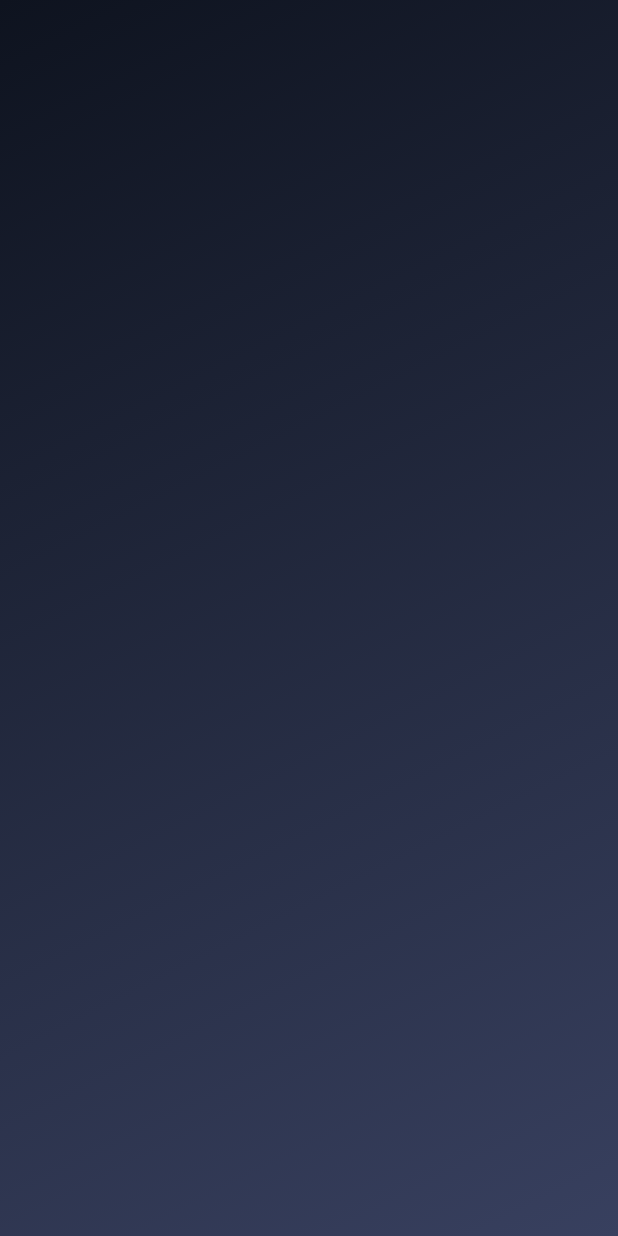
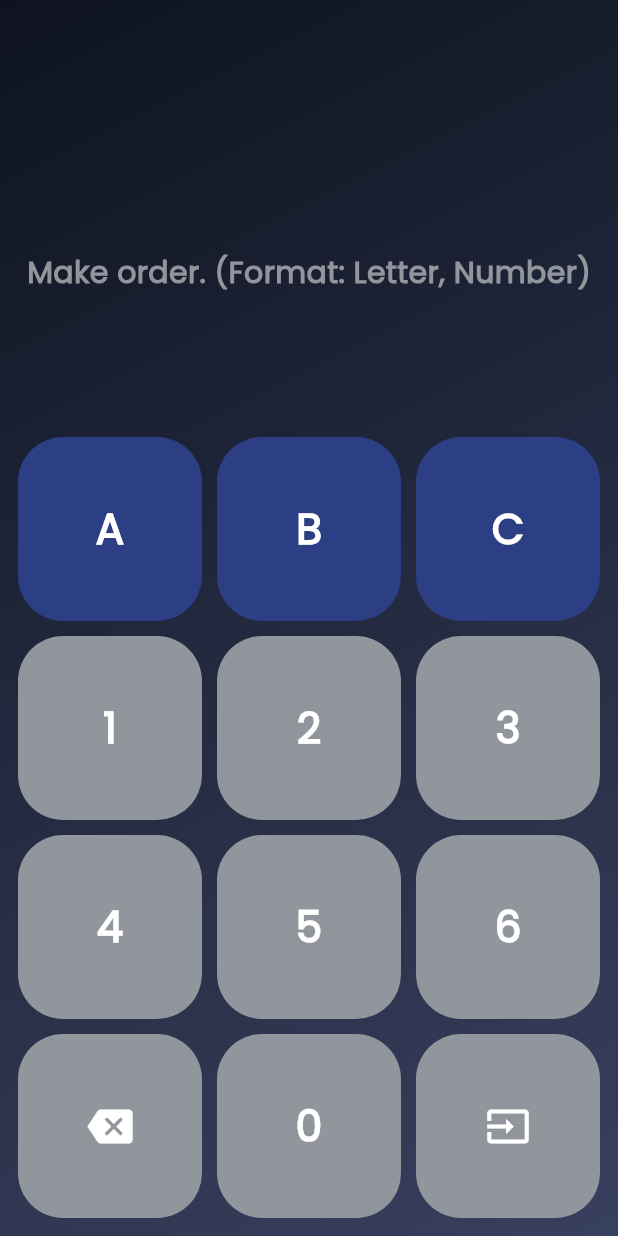
Before and after one commit to ronfrancisco24/SnackFlix, a Flutter app: the screen it shows after launch, after a tap on "Keypad", on a phone screen of 412 x 824 dp. Run offline on Flutter 3.47's test engine with Material 3 defaults, Android fonts, the phone set to English and light mode, and no system bars.

Commit message:
finished ui
ui now finished. still needs to incorporate a few adjustments.

```diff
--- a/lib/screens/keypad.dart
+++ b/lib/screens/keypad.dart
@@ -3,31 +3,160 @@ import 'package:vending_machine/widgets/buttons.dart';
 import 'package:vending_machine/widgets/constants.dart';
 import 'package:vending_machine/widgets/options.dart';
 import 'package:vending_machine/widgets/snack_option.dart';
+import 'menu.dart';
 
 class KeypadPage extends StatefulWidget {
-  const KeypadPage({super.key});
+  KeypadPage({super.key});
 
   @override
   State<KeypadPage> createState() => _KeypadPageState();
 }
 
 class _KeypadPageState extends State<KeypadPage> {
+  List<String> selections = [];
+
+  void _addSelection(String value){
+    if (selections.length < 2){
+      selections.add(value);
+      setState(() {
+
+      });
+    } else {
+      print('limit has been reached.');
+    }
+  }
+
+  void _deleteSelection(){
+    if (selections.isNotEmpty){
+      selections.removeLast();
+      setState(() {
+
+      });
+    }
+  }
+
+
   @override
   Widget build(BuildContext context) {
     return Scaffold(
       body: Column(
         children: [
           Expanded(
-            child: Stack(
-              children: <Widget>[
-                Expanded(
-                  child: Container(
-                    decoration: kLinearGradient,
+            child: Container(
+              decoration: kLinearGradient,
+              child: Stack(
+                children: [
+                  Column(
+                    children: [
+                      SizedBox(height: 150,),
+                      Expanded(
+                        child: Row( //TODO: display order
+                          mainAxisAlignment: MainAxisAlignment.center,
+                          children: [
+                            if (selections.isNotEmpty)
+                              Text(
+                                'Order: ${selections.join('')}',
+                                style: kWhitePoppins.copyWith(fontSize: 20),
+                              )
+                            else
+                              Text(
+                                'Make order. (Format: Letter, Number)',
+                                style: kGrayPoppins.copyWith(fontSize: 20),
+                              ),
+                          ],
+                        ),
+                      ),
+                      Spacer(),
+                      GridView.count(
+                        padding: EdgeInsets.all(12),
+                        shrinkWrap: true,
+                        crossAxisCount: 3,
+                        mainAxisSpacing: 10,
+                        crossAxisSpacing: 10,
+                        children: [
+                          BlueSquareButton(
+                            text: 'A',
+                            onPressed: () {
+                              _addSelection('A');
+                            },
+                          ),
+                          BlueSquareButton(
+                            text: 'B',
+                            onPressed: () {
+                              _addSelection('B');
+                            },
+                          ),
+                          BlueSquareButton(
+                            text: 'C',
+                            onPressed: () {
+                              _addSelection('C');
+                            },
+                          ),
+                          GraySquareButton(
+                            text: '1',
+                            onPressed: () {
+                              _addSelection('1');
+                            },
+                          ),
+                          GraySquareButton(
+                            text: '2',
+                            onPressed: () {
+                              _addSelection('2');
+                            },
+                          ),
+                          GraySquareButton(
+                            text: '3',
+                            onPressed: () {
+                              _addSelection('3');
+                            },
+                          ),
+                          GraySquareButton(
+                            text: '4',
+                            onPressed: () {
+                              _addSelection('4');
+                            },
+                          ),
+                          GraySquareButton(
+                            text: '5',
+                            onPressed: () {
+                              _addSelection('5');
+                            },
+                          ),
+                          GraySquareButton(
+                            text: '6',
+                            onPressed: () {
+                              _addSelection('6');
+                            },
+                          ),
+                          GraySquareButton(
+                            icon: Icons.backspace,
+                            onPressed: () {
+                              _deleteSelection();
+                            },
+                          ),
+                          GraySquareButton(
+                            text: '0',
+                            onPressed: () {
+                              _addSelection('0');
+                            },
+                          ),
+                          GraySquareButton(
+                            icon: Icons.input,
+                            onPressed: () {
+                              Navigator.push(
+                                  context,
+                                  MaterialPageRoute(builder: (context) => MenuPage())
+                              );
+                            },
+                          ),
+                        ],
+                      ),
+                    ],
                   ),
-                )
-              ],
+                ],
+              ),
             ),
-          )
+          ),
         ],
       ),
     );
--- a/lib/screens/menu.dart
+++ b/lib/screens/menu.dart
@@ -163,13 +163,13 @@ class _MenuPageState extends State<MenuPage> {
                     ),
                   ),
                   Expanded(
-                    child: BlackSquareButton(
+                    child: BlueSquareButton(
                       text: 'Keypad',
                       onPressed: () {
                         Navigator.push(
                           context,
                           MaterialPageRoute(
-                            builder: (context) => const KeypadPage(),
+                            builder: (context) => KeypadPage(),
                           ),
                         );
                       },
--- a/lib/screens/refund.dart
+++ /dev/null
@@ -1 +0,0 @@
-import 'package:flutter/material.dart';
--- a/lib/widgets/buttons.dart
+++ b/lib/widgets/buttons.dart
@@ -3,7 +3,7 @@ import 'constants.dart';
 
 //TODO: create other buttons,
 
-// red oval button
+// Oval Buttons
 
 class RedOvalButton extends StatelessWidget {
   final String? text;
@@ -31,7 +31,33 @@ class RedOvalButton extends StatelessWidget {
   }
 }
 
-// red square button
+class BlackOvalButton extends StatelessWidget {
+  final String? text;
+  final void Function()? onPressed;
+
+  const BlackOvalButton({this.text, this.onPressed});
+
+  @override
+  Widget build(BuildContext context) {
+    return GestureDetector(
+      onTap: onPressed,
+      child: Container(
+        child: Center(
+          child: Text(
+            text!,
+            style: kGrayPoppins,
+          ),
+        ),
+        height: 70,
+        width: 200,
+        decoration: BoxDecoration(
+            color: kLightRed, borderRadius: BorderRadius.circular(10)),
+      ),
+    );
+  }
+}
+
+// Square Buttons
 
 class RedSquareButton extends StatelessWidget {
   final String? text;
@@ -59,13 +85,11 @@ class RedSquareButton extends StatelessWidget {
   }
 }
 
-// black square button
-
-class BlackSquareButton extends StatelessWidget {
+class BlueSquareButton extends StatelessWidget {
   final String? text;
   final void Function()? onPressed;
 
-  const BlackSquareButton({this.text, this.onPressed});
+  const BlueSquareButton({this.text, this.onPressed});
 
   @override
   Widget build(BuildContext context) {
@@ -87,13 +111,12 @@ class BlackSquareButton extends StatelessWidget {
   }
 }
 
-// black oval button
-
-class BlackOvalButton extends StatelessWidget {
+class GraySquareButton extends StatelessWidget {
   final String? text;
+  final IconData? icon; // New IconData parameter
   final void Function()? onPressed;
 
-  const BlackOvalButton({this.text, this.onPressed});
+  const GraySquareButton({this.text, this.icon, this.onPressed});
 
   @override
   Widget build(BuildContext context) {
@@ -101,15 +124,19 @@ class BlackOvalButton extends StatelessWidget {
       onTap: onPressed,
       child: Container(
         child: Center(
-          child: Text(
+          child: icon != null // If an icon is provided, show the icon, otherwise show text
+              ? Icon(icon, color: Colors.white, size: 30)  // Customize the icon color and size
+              : Text(
             text!,
-            style: kGrayPoppins,
+            style: kWhitePoppins,
           ),
         ),
-        height: 70,
-        width: 200,
+        height: 100,
+        width: 130,
         decoration: BoxDecoration(
-            color: kLightRed, borderRadius: BorderRadius.circular(10)),
+          color: kGray,
+          borderRadius: BorderRadius.circular(30),
+        ),
       ),
     );
   }
```
